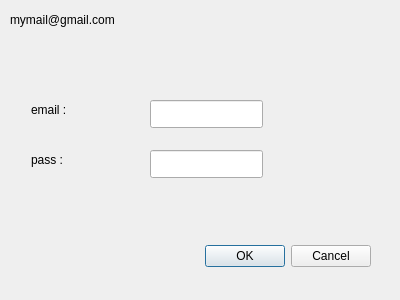
Before: the Qt Designer form userClient/maildialog.ui in nawhis2/SmartFarm, drawn with Qt 5.
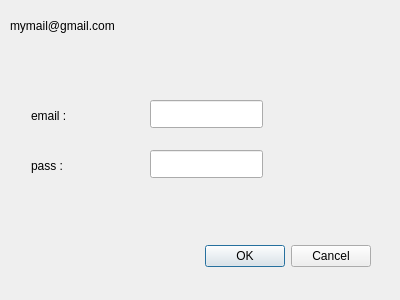
After: the same form once the commit is applied.

What changed in the file:
```diff
--- a/userClient/maildialog.ui
+++ b/userClient/maildialog.ui
@@ -55,7 +55,7 @@
      <x>31</x>
      <y>100</y>
      <width>81</width>
-     <height>20</height>
+     <height>31</height>
     </rect>
    </property>
    <property name="text">
@@ -68,7 +68,7 @@
      <x>31</x>
      <y>150</y>
      <width>81</width>
-     <height>20</height>
+     <height>31</height>
     </rect>
    </property>
    <property name="text">
@@ -80,8 +80,8 @@
     <rect>
      <x>10</x>
      <y>10</y>
-     <width>191</width>
-     <height>20</height>
+     <width>371</width>
+     <height>31</height>
     </rect>
    </property>
    <property name="text">
```
